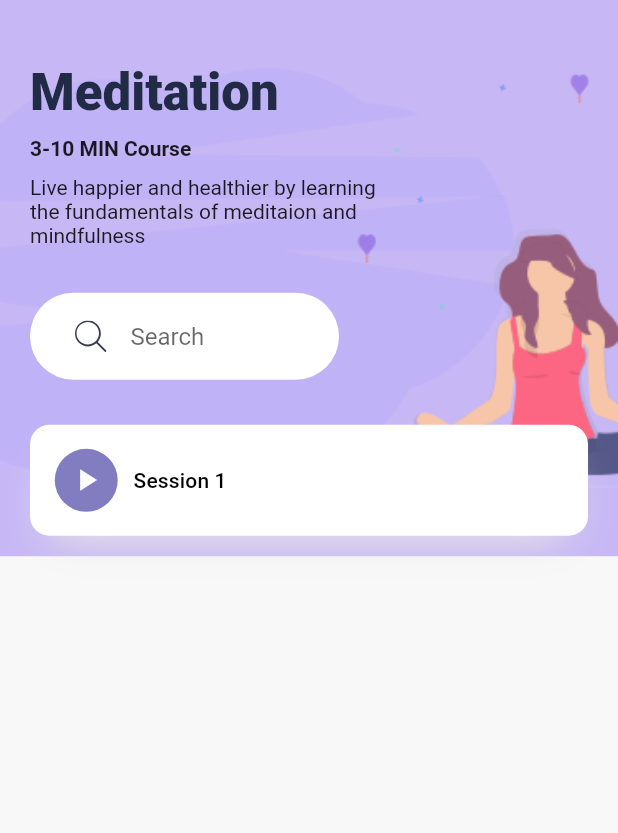
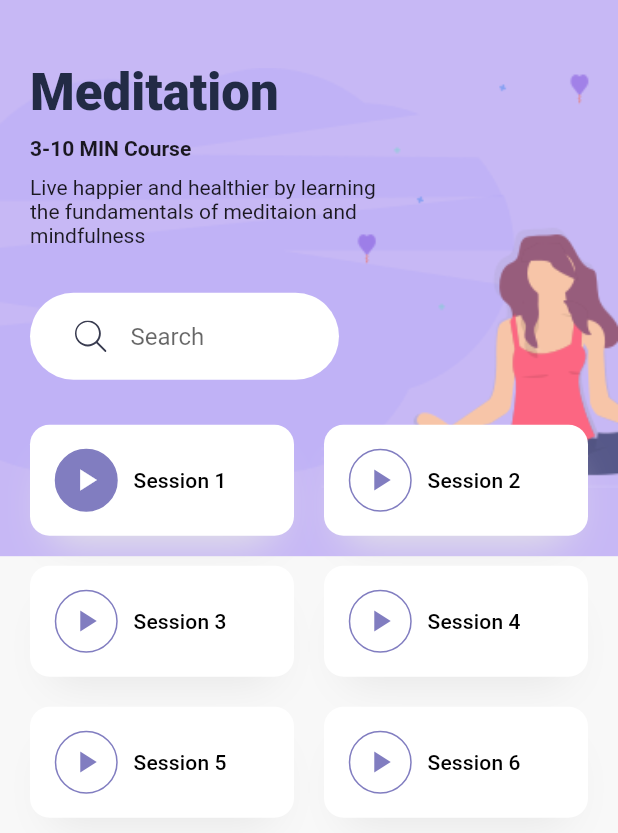
Before and after one commit to DaminduSandaruwan/MeditationApp, a Flutter app: the DetailsScreen screen opened directly, on a phone screen of 412 x 824 dp. Shown: the top 833 px of the screen. Run offline on Flutter 3.47's test engine with Material 2 defaults, Android fonts, the phone set to English and light mode, and no system bars; our stand-ins replace flutter_svg.

Commit message:
add sessions

```diff
--- a/lib/screens/detail_screen.dart
+++ b/lib/screens/detail_screen.dart
@@ -52,8 +52,59 @@ class DetailsScreen extends StatelessWidget {
                     child: SearchBar(),
                   ),
                   Wrap(
+                    spacing: 20,
+                    runSpacing: 20,
                     children: <Widget>[
-                      Container(
+                      SessionCard(
+                        sessionNum: 1,
+                        isDone: true,
+                      ),
+                      SessionCard(
+                        sessionNum: 2,
+                        isDone: false,
+                      ),
+                      SessionCard(
+                        sessionNum: 3,
+                        isDone: false,
+                      ),
+                      SessionCard(
+                        sessionNum: 4,
+                        isDone: false,
+                      ),
+                      SessionCard(
+                        sessionNum: 5,
+                        isDone: false,
+                      ),
+                      SessionCard(
+                        sessionNum: 6,
+                        isDone: false,
+                      ),
+                    ],
+                  )
+                ],
+              ),
+            ),
+          ),
+        ],
+      ),
+    );
+  }
+}
+
+class SessionCard extends StatelessWidget {
+  final int sessionNum;
+  final bool isDone;
+
+  const SessionCard({
+    Key key, this.sessionNum, this.isDone =false,
+  }) : super(key: key);
+
+  @override
+  Widget build(BuildContext context) {
+    return LayoutBuilder(
+      builder: (context, constraint) {
+        return Container(
+          width: constraint.maxWidth/2 - 10,
           padding: EdgeInsets.all(16),
           decoration: BoxDecoration(
             color: Colors.white,
@@ -73,30 +124,24 @@ class DetailsScreen extends StatelessWidget {
                 height: 42,
                 width: 43,
                 decoration: BoxDecoration(
-                                color: kBlueColor,
+                  color: isDone ? kBlueColor : Colors.white,
                   shape: BoxShape.circle,
+                  border: Border.all(color: kBlueColor),
                 ),
                 child: Icon(
                   Icons.play_arrow,
-                                color: Colors.white,
+                  color: isDone ? Colors.white : kBlueColor,
                 ),
               ),
               SizedBox(width: 10),
               Text(
-                              "Session 1",
+                "Session $sessionNum",
                 style: Theme.of(context).textTheme.subtitle,
-                            ),
-                          ],
-                        ),
-                      ),
-                    ],
-                  )
-                ],
-              ),
-            ),
               ),
             ],
           ),
         );
       }
+    );
   }
+}
```
Lines whose indentation alone changed are shown as unchanged.
